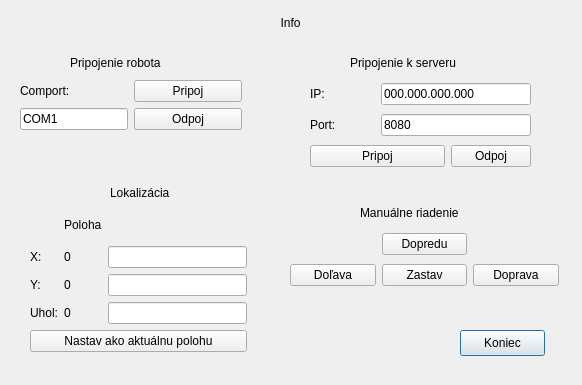
Old version of the form agentForm.ui in the repository martinvondracek/multiagentAgent.
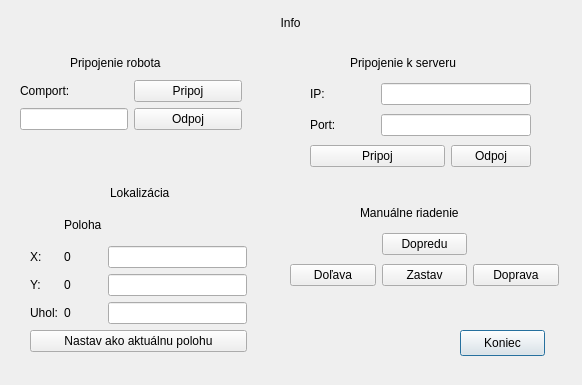
New version of the form.

The edit to the form file:
```diff
--- a/agentForm.ui
+++ b/agentForm.ui
@@ -121,7 +121,7 @@
     <item row="1" column="0">
      <widget class="QLineEdit" name="comportEdit">
       <property name="text">
-       <string>COM1</string>
+       <string/>
       </property>
      </widget>
     </item>
@@ -154,7 +154,7 @@
     <item row="0" column="1" colspan="2">
      <widget class="QLineEdit" name="ipEdit">
       <property name="text">
-       <string>000.000.000.000</string>
+       <string/>
       </property>
      </widget>
     </item>
@@ -168,7 +168,7 @@
     <item row="1" column="1" colspan="2">
      <widget class="QLineEdit" name="ipPortEdit">
       <property name="text">
-       <string>8080</string>
+       <string/>
       </property>
      </widget>
     </item>
```
